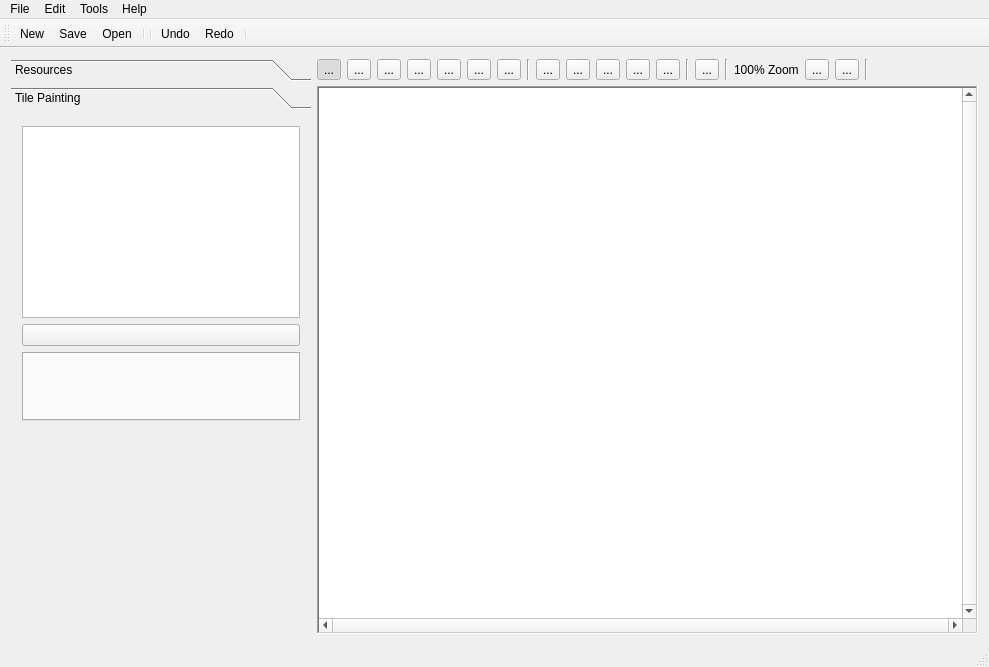
Qt form MainWindow.ui (Preece/TGL) before a commit.
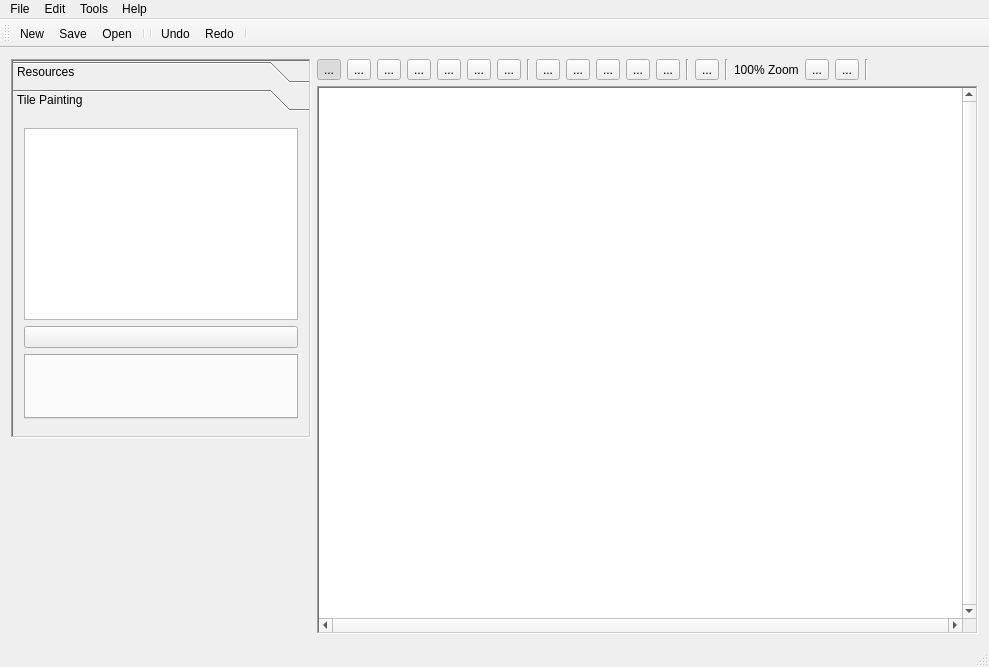
The same form after that commit. The open tabs and pages were chosen to show the change. Icons and pictures are not drawn. Custom widgets are drawn as their Qt base class.

Diff of the .ui file:
```diff
--- a/MainWindow.ui
+++ b/MainWindow.ui
@@ -43,6 +43,12 @@
           <height>16777215</height>
          </size>
         </property>
+        <property name="frameShape">
+         <enum>QFrame::WinPanel</enum>
+        </property>
+        <property name="frameShadow">
+         <enum>QFrame::Sunken</enum>
+        </property>
         <property name="currentIndex">
          <number>1</number>
         </property>
@@ -185,8 +191,8 @@
           <rect>
            <x>0</x>
            <y>0</y>
-           <width>300</width>
-           <height>323</height>
+           <width>296</width>
+           <height>316</height>
           </rect>
          </property>
          <attribute name="label">
```
Left out of the diff: 12 changed lines with no effect on the pictures.
